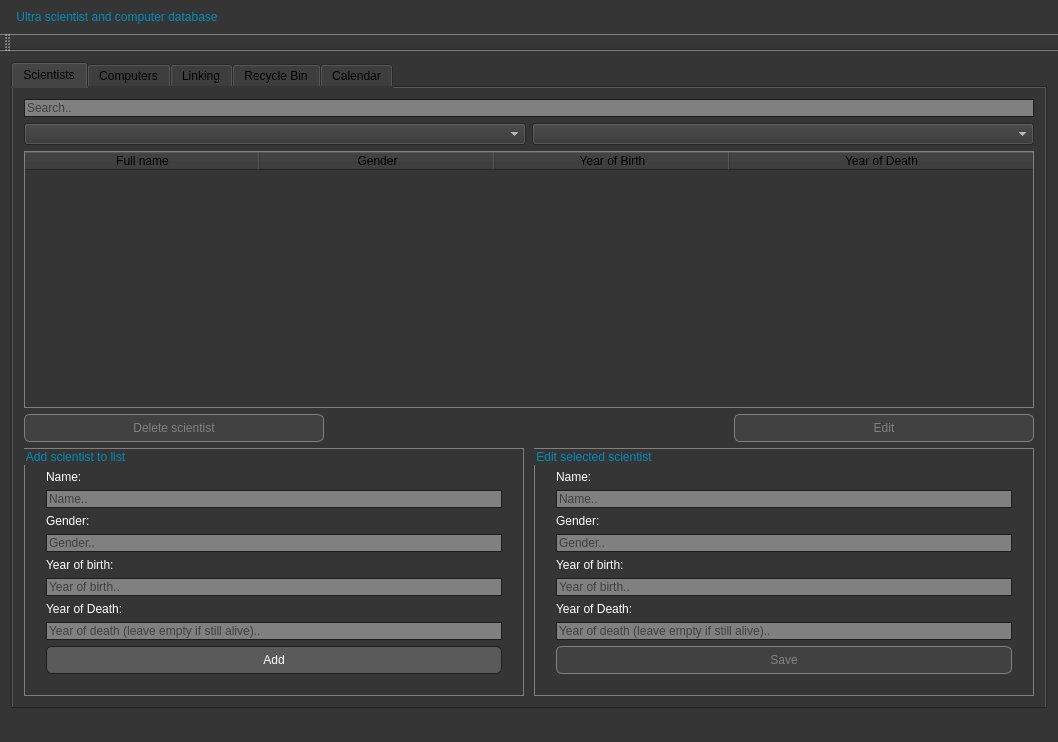
Before: the Qt Designer form VerklegtNamskeidH3/mainwindow.ui in Eytor/VerklegtNamskeid, drawn with Qt 5.
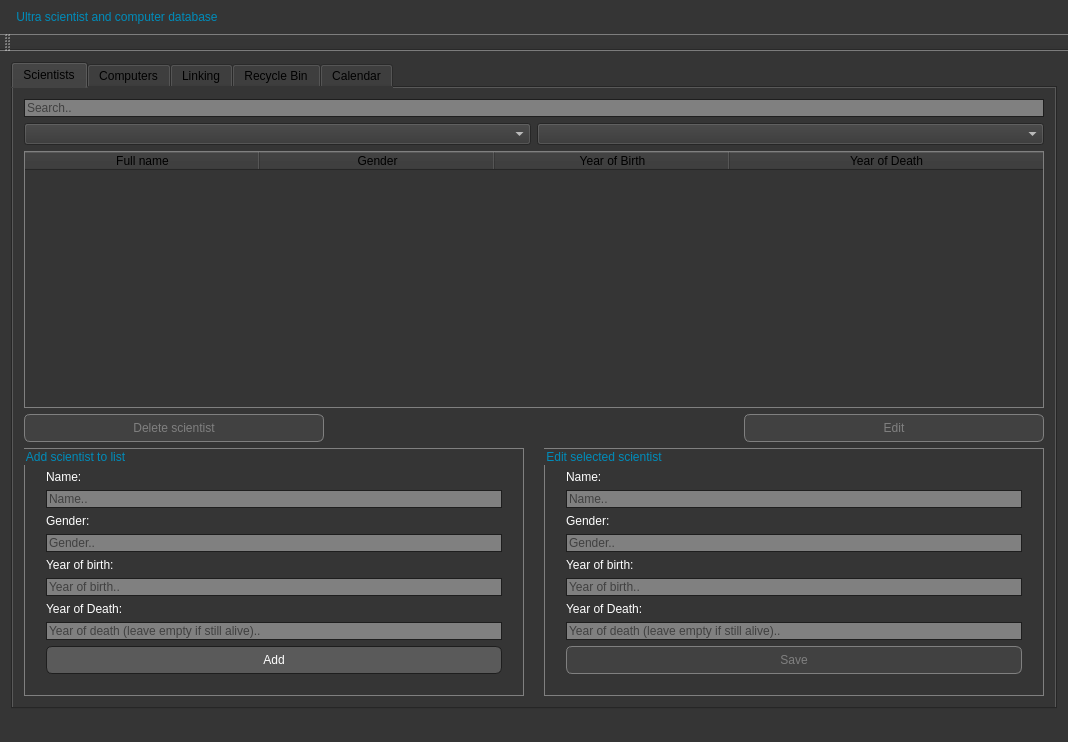
After: the same form once the commit is applied.

```diff
--- a/VerklegtNamskeidH3/mainwindow.ui
+++ b/VerklegtNamskeidH3/mainwindow.ui
@@ -6,7 +6,7 @@
    <rect>
     <x>0</x>
     <y>0</y>
-    <width>1058</width>
+    <width>1068</width>
     <height>742</height>
    </rect>
   </property>
@@ -1425,8 +1425,8 @@
     <rect>
      <x>0</x>
      <y>0</y>
-     <width>1058</width>
-     <height>36</height>
+     <width>1068</width>
+     <height>41</height>
     </rect>
    </property>
    <widget class="QMenu" name="menuUltra_scientist_and_computer_database">
```
